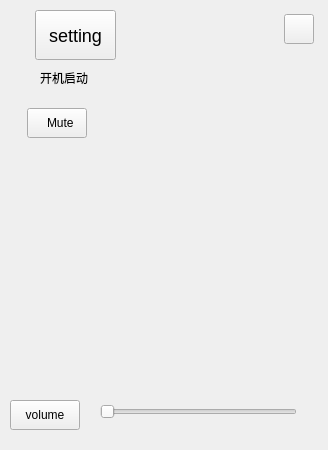
Above: src/plugins/ukui-clock/setupPage.ui from ukui/ukui-sidebar before the change. Below: the same form after it.
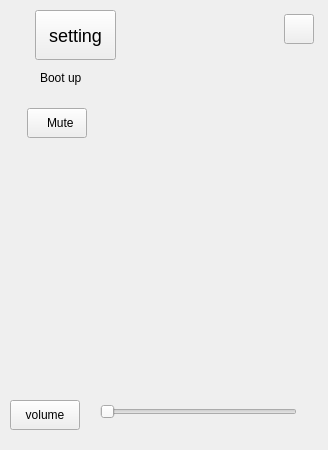
That is the form after the change. Icons and pictures are not drawn.

Commit message: [alarm clock] international update

Patch:
```diff
--- a/src/plugins/ukui-clock/setupPage.ui
+++ b/src/plugins/ukui-clock/setupPage.ui
@@ -139,7 +139,7 @@
      </rect>
     </property>
     <property name="text">
-     <string>开机启动</string>
+     <string>Boot up</string>
     </property>
    </widget>
    <widget class="QPushButton" name="closeBtn">
```
The commit also changes 2 other files.
